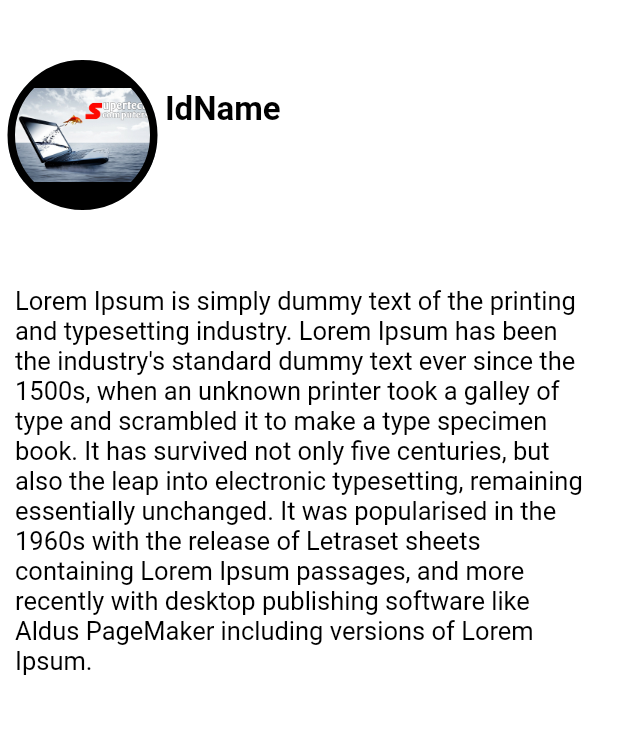
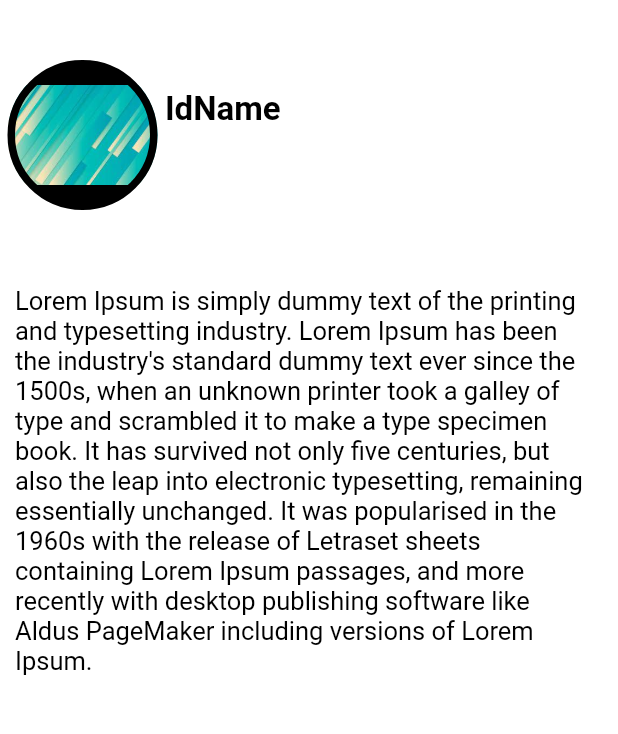
Before and after one commit to Sandydanish/newtweet, a Flutter app: the screen it shows after launch, on a phone screen of 412 x 824 dp, the part 174-908 px from its top. Run offline on Flutter 3.47's test engine with Material 2 defaults, Android fonts, the phone set to English and light mode, and no system bars.

Commit message:
change profile picture

```diff
--- a/lib/main.dart
+++ b/lib/main.dart
@@ -40,7 +40,7 @@ class NewTweet extends StatelessWidget {
                           shape: BoxShape.circle,
                           color: Colors.black,
                           image: DecorationImage(
-                              image: AssetImage("images/1.jpg")),
+                              image: AssetImage("images/back1.jpg")),
                           border: Border.all(color: Colors.black, width: 5)),
                     ),
                   ),
```
Also changed, not shown: images/back1.jpg (added), images/back2.jpg (added).
